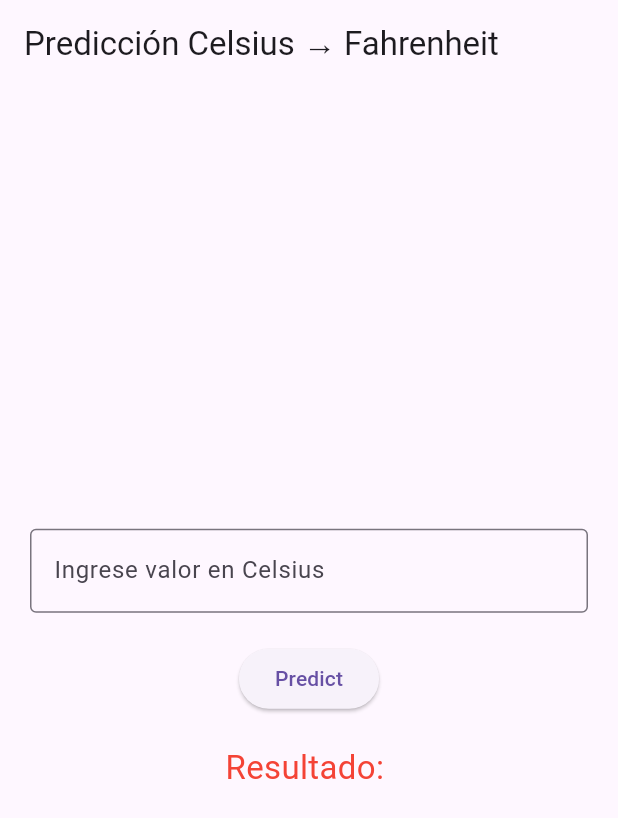
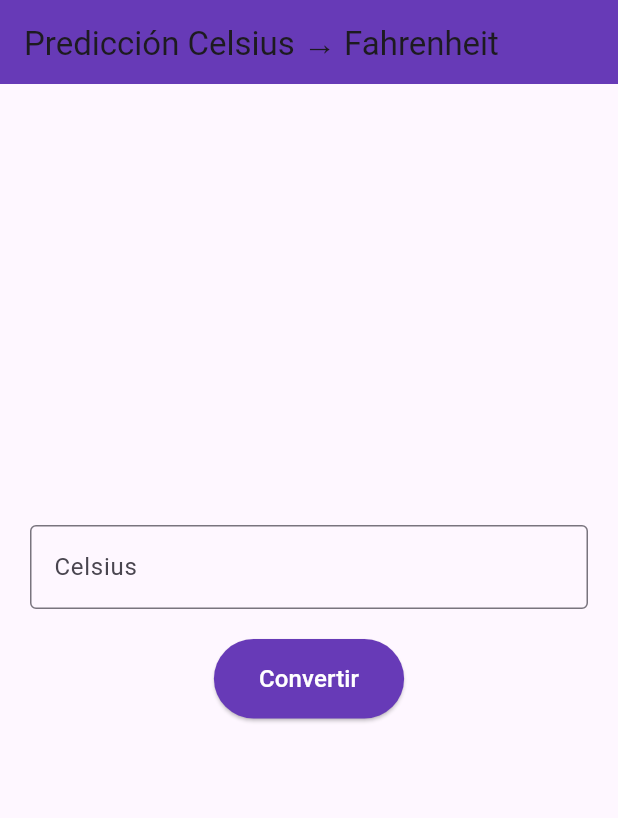
Before and after one commit to FzC0de/proyflutter00001, a Flutter app: the screen it shows after launch, on a phone screen of 412 x 824 dp. Shown: the top 818 px of the screen. Run offline on Flutter 3.47's test engine with Material 3 defaults, Android fonts, the phone set to English and light mode, and no system bars.

Commit message:
Actualización vista home y configuración

```diff
--- a/lib/views/home_view.dart
+++ b/lib/views/home_view.dart
@@ -14,16 +14,16 @@ class _HomeViewState extends State<HomeView> {
   String resultado = "";
 
   void convertir() async {
-    if (inputController.text.isEmpty) {
+    double? valor = double.tryParse(inputController.text);
+
+    if (valor == null) {
       setState(() {
-        resultado = "Ingrese un valor";
+        resultado = "Ingrese un número válido";
       });
       return;
     }
 
-    double celsius = double.parse(inputController.text);
-
-    Temperatura? temp = await api.convertir(celsius);
+    Temperatura? temp = await api.convertir(valor);
 
     if (temp != null) {
       setState(() {
@@ -41,8 +41,10 @@ class _HomeViewState extends State<HomeView> {
     return Scaffold(
       appBar: AppBar(
         title: Text("Predicción Celsius → Fahrenheit"),
+        backgroundColor: Colors.deepPurple,
       ),
-      body: Padding(
+      body: Center(
+        child: Padding(
           padding: EdgeInsets.all(20),
           child: Column(
             mainAxisAlignment: MainAxisAlignment.center,
@@ -51,21 +53,41 @@ class _HomeViewState extends State<HomeView> {
                 controller: inputController,
                 keyboardType: TextInputType.number,
                 decoration: InputDecoration(
-                labelText: "Ingrese valor en Celsius",
+                  labelText: "Celsius",
+                  hintText: "Ej: 25",
                   border: OutlineInputBorder(),
                 ),
               ),
+
               SizedBox(height: 20),
+
               ElevatedButton(
+                style: ElevatedButton.styleFrom(
+                  backgroundColor: Colors.deepPurple,
+                  padding:
+                      EdgeInsets.symmetric(horizontal: 30, vertical: 15),
+                ),
                 onPressed: convertir,
-              child: Text("Predict"),
+                child: Text(
+                  "Convertir",
+                  style: TextStyle(fontSize: 16, color: Colors.white),
                 ),
+              ),
+
               SizedBox(height: 20),
+
               Text(
-              "Resultado: $resultado",
-              style: TextStyle(fontSize: 22, color: Colors.red),
+                resultado.isEmpty ? "" : "Resultado: $resultado",
+                style: TextStyle(
+                  fontSize: 22,
+                  color: resultado.contains("Error") ||
+                          resultado.contains("Ingrese")
+                      ? Colors.red
+                      : Colors.green,
+                ),
               ),
             ],
+          ),
         ),
       ),
     );
--- a/pubspec.yaml
+++ b/pubspec.yaml
@@ -13,7 +13,7 @@ dependencies:
     sdk: flutter
 
   cupertino_icons: ^1.0.8
-  http: ^1.6.0   # 🔥 necesario para consumir API Flask
+  http: ^1.6.0
 
 dev_dependencies:
   flutter_test:
```
Lines whose indentation alone changed are shown as unchanged.
